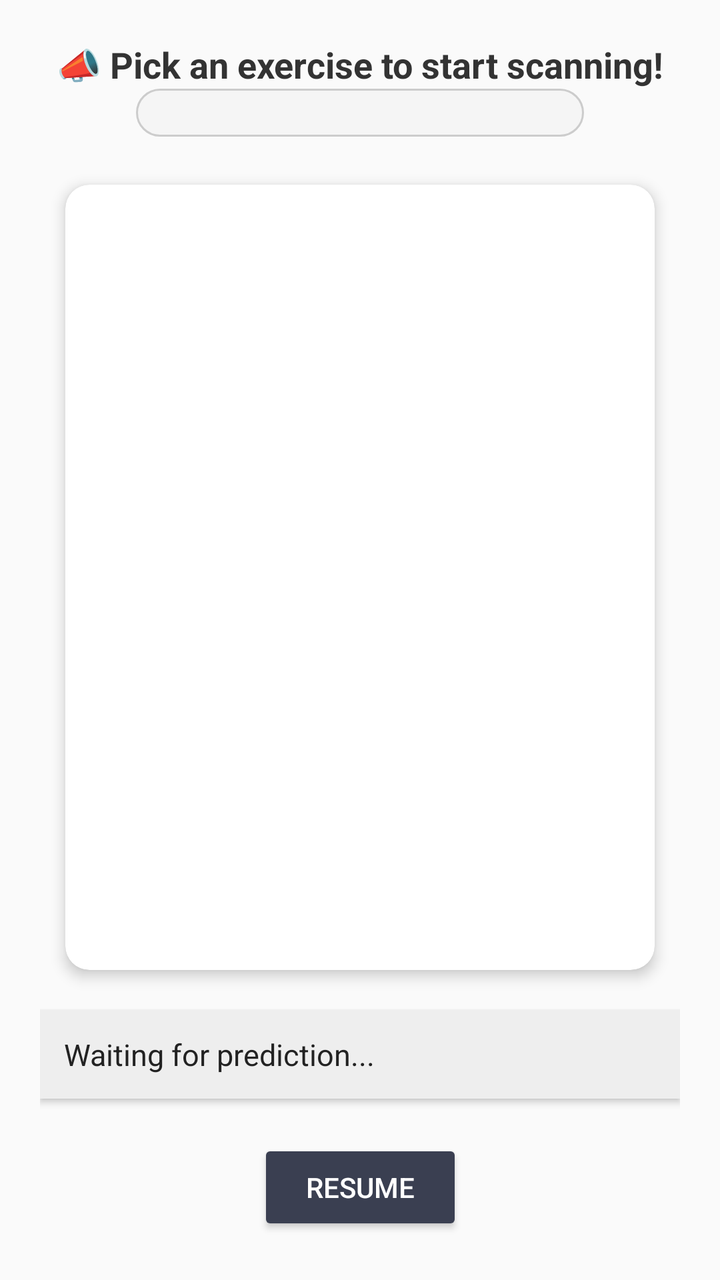
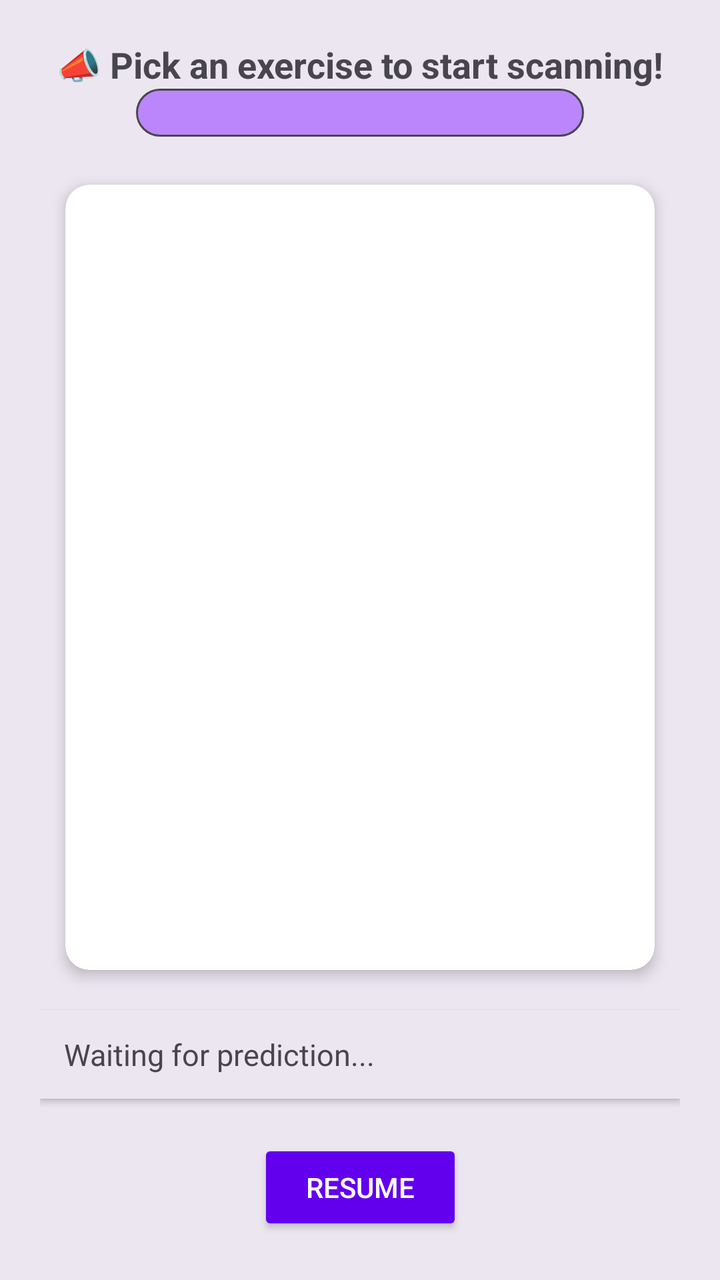

Compare the two renders of this Android layout. The source of the first and the diff that turns it into the second are given below.
<!-- AndroidManifest.xml: application theme Theme.HCApp -->
<!-- res/layout/fragment_ml.xml -->
<?xml version="1.0" encoding="utf-8"?>
<androidx.constraintlayout.widget.ConstraintLayout
    xmlns:android="http://schemas.android.com/apk/res/android"
    xmlns:app="http://schemas.android.com/apk/res-auto"
    android:id="@+id/ml_fragment_root"
    android:layout_width="match_parent"
    android:layout_height="match_parent"
    android:padding="20dp"
    android:background="#FAFAFA">

    <TextView
        android:id="@+id/instructionText"
        android:layout_width="wrap_content"
        android:layout_height="wrap_content"
        android:text="📣 Pick an exercise to start scanning!"
        android:textAlignment="center"
        android:textColor="#333333"
        android:textSize="18sp"
        android:textStyle="bold"
        android:layout_marginBottom="12dp"
        app:layout_constraintTop_toTopOf="parent"
        app:layout_constraintStart_toStartOf="parent"
        app:layout_constraintEnd_toEndOf="parent" />

    <Spinner
        android:id="@+id/exercise_spinner"
        android:layout_width="0dp"
        android:layout_height="wrap_content"
        android:background="@drawable/spinner_background_modern"
        android:paddingHorizontal="16dp"
        android:paddingVertical="12dp"
        android:textAlignment="center"
        android:textColor="#222222"
        app:layout_constraintTop_toBottomOf="@id/instructionText"
        app:layout_constraintStart_toStartOf="parent"
        app:layout_constraintEnd_toEndOf="parent"
        app:layout_constraintWidth_percent="0.7"
        android:layout_marginBottom="24dp"/>

    <androidx.cardview.widget.CardView
        android:id="@+id/preview_container"
        android:layout_width="0dp"
        android:layout_height="0dp"
        android:layout_marginTop="24dp"
        app:cardCornerRadius="12dp"
        app:cardElevation="4dp"
        app:layout_constraintTop_toBottomOf="@id/exercise_spinner"
        app:layout_constraintBottom_toTopOf="@id/statusTextView"
        app:layout_constraintStart_toStartOf="parent"
        app:layout_constraintEnd_toEndOf="parent"
        app:layout_constraintWidth_percent="0.92"
        app:layout_constraintDimensionRatio="3:4">

        <TextureView
            android:id="@+id/camera_preview"
            android:layout_width="match_parent"
            android:layout_height="match_parent" />
    </androidx.cardview.widget.CardView>

    <TextView
        android:id="@+id/statusTextView"
        android:layout_width="0dp"
        android:layout_height="wrap_content"
        android:text="Waiting for prediction..."
        android:textSize="15sp"
        android:textAlignment="center"
        android:textColor="#222222"
        android:padding="12dp"
        android:background="#EEEEEE"
        android:elevation="2dp"
        android:layout_marginTop="20dp"
        app:layout_constraintTop_toBottomOf="@id/preview_container"
        app:layout_constraintStart_toStartOf="parent"
        app:layout_constraintEnd_toEndOf="parent" />

    <Button
        android:id="@+id/pause_button"
        android:layout_width="wrap_content"
        android:layout_height="wrap_content"
        android:text="Resume"
        android:textColor="@android:color/white"
        android:layout_marginTop="18dp"
        android:backgroundTint="#3A3F51"
        android:paddingLeft="24dp"
        android:paddingRight="24dp"
        android:paddingTop="12dp"
        android:paddingBottom="12dp"
        app:layout_constraintTop_toBottomOf="@id/statusTextView"
        app:layout_constraintBottom_toBottomOf="parent"
        app:layout_constraintStart_toStartOf="parent"
        app:layout_constraintEnd_toEndOf="parent" />

</androidx.constraintlayout.widget.ConstraintLayout>
<!-- resources referenced by this layout -->
<resources>
  <!-- drawable spinner_background_modern (drawable) -->
  <?xml version="1.0" encoding="utf-8"?>
  <shape xmlns:android="http://schemas.android.com/apk/res/android"
      android:shape="rectangle">
      <solid android:color="#F5F5F5"/>
      <stroke android:width="1dp" android:color="#CCCCCC"/>
      <corners android:radius="12dp"/>
  </shape>
  <style name="Theme.HCApp" parent="Theme.MaterialComponents.DayNight.NoActionBar">
          <item name="colorPrimary">@color/purple_200</item>
          <item name="colorPrimaryVariant">@color/purple_700</item>
          <item name="colorOnPrimary">@color/black</item>
  
          <item name="colorSecondary">@color/teal_200</item>
          <item name="colorSecondaryVariant">@color/teal_200</item>
          <item name="colorOnSecondary">@color/black</item>
  
          <item name="android:statusBarColor">?attr/colorPrimaryVariant</item>
      </style>
  <color name="purple_200">#FFBB86FC</color>
  <color name="purple_700">#FF3700B3</color>
  <color name="black">#FF000000</color>
  <color name="teal_200">#FF03DAC5</color>
</resources>

<!-- the commit's change to res/layout/fragment_ml.xml (unified diff, before → after) -->
@@ -1,4 +1,3 @@
-<?xml version="1.0" encoding="utf-8"?>
 <androidx.constraintlayout.widget.ConstraintLayout
     xmlns:android="http://schemas.android.com/apk/res/android"
     xmlns:app="http://schemas.android.com/apk/res-auto"
@@ -6,7 +5,7 @@
     android:layout_width="match_parent"
     android:layout_height="match_parent"
     android:padding="20dp"
-    android:background="#FAFAFA">
+    android:background="@color/md_theme_surface_variant">
 
     <TextView
         android:id="@+id/instructionText"
@@ -14,7 +13,7 @@
         android:layout_height="wrap_content"
         android:text="📣 Pick an exercise to start scanning!"
         android:textAlignment="center"
-        android:textColor="#333333"
+        android:textColor="@color/md_theme_on_surface_variant"
         android:textSize="18sp"
         android:textStyle="bold"
         android:layout_marginBottom="12dp"
@@ -30,7 +29,7 @@
         android:paddingHorizontal="16dp"
         android:paddingVertical="12dp"
         android:textAlignment="center"
-        android:textColor="#222222"
+        android:textColor="@color/md_theme_on_surface_variant"
         app:layout_constraintTop_toBottomOf="@id/instructionText"
         app:layout_constraintStart_toStartOf="parent"
         app:layout_constraintEnd_toEndOf="parent"
@@ -64,9 +63,9 @@
         android:text="Waiting for prediction..."
         android:textSize="15sp"
         android:textAlignment="center"
-        android:textColor="#222222"
+        android:textColor="@color/md_theme_on_surface_variant"
         android:padding="12dp"
-        android:background="#EEEEEE"
+        android:background="@color/md_theme_surface_variant"
         android:elevation="2dp"
         android:layout_marginTop="20dp"
         app:layout_constraintTop_toBottomOf="@id/preview_container"
@@ -80,7 +79,7 @@
         android:text="Resume"
         android:textColor="@android:color/white"
         android:layout_marginTop="18dp"
-        android:backgroundTint="#3A3F51"
+        android:backgroundTint="@color/purple_500"
         android:paddingLeft="24dp"
         android:paddingRight="24dp"
         android:paddingTop="12dp"
@@ -89,5 +88,4 @@
         app:layout_constraintBottom_toBottomOf="parent"
         app:layout_constraintStart_toStartOf="parent"
         app:layout_constraintEnd_toEndOf="parent" />
-
 </androidx.constraintlayout.widget.ConstraintLayout>
<!-- resource entries referenced after the edit -->
@@ -1,11 +1,14 @@
 <!-- resources referenced by this layout -->
 <resources>
+  <color name="md_theme_on_surface_variant">#49454F</color>
+  <color name="md_theme_surface_variant">#ECE6F0</color>
+  <color name="purple_500">#FF6200EE</color>
   <!-- drawable spinner_background_modern (drawable) -->
   <?xml version="1.0" encoding="utf-8"?>
   <shape xmlns:android="http://schemas.android.com/apk/res/android"
       android:shape="rectangle">
-      <solid android:color="#F5F5F5"/>
-      <stroke android:width="1dp" android:color="#CCCCCC"/>
+      <solid android:color="@color/purple_200"/>
+      <stroke android:width="1dp" android:color="@color/md_theme_on_surface_variant"/>
       <corners android:radius="12dp"/>
   </shape>
   <style name="Theme.HCApp" parent="Theme.MaterialComponents.DayNight.NoActionBar">
